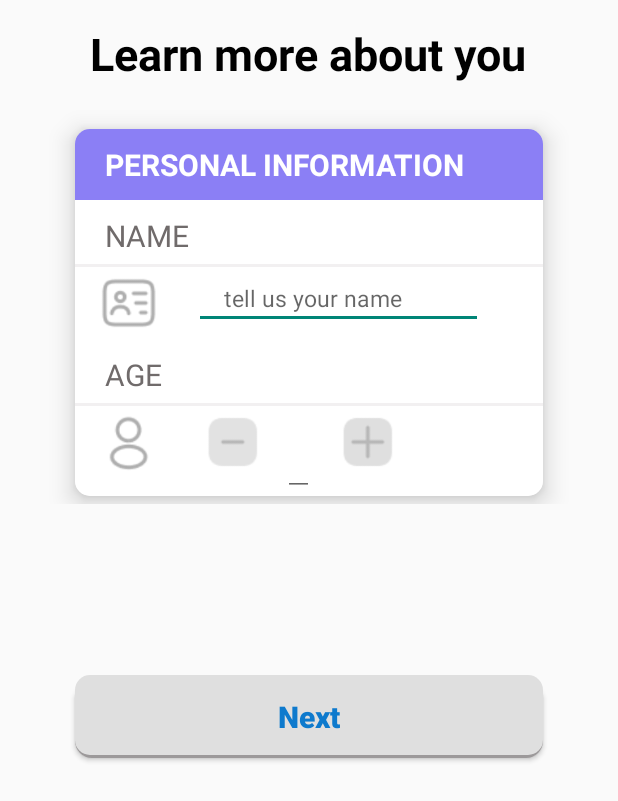
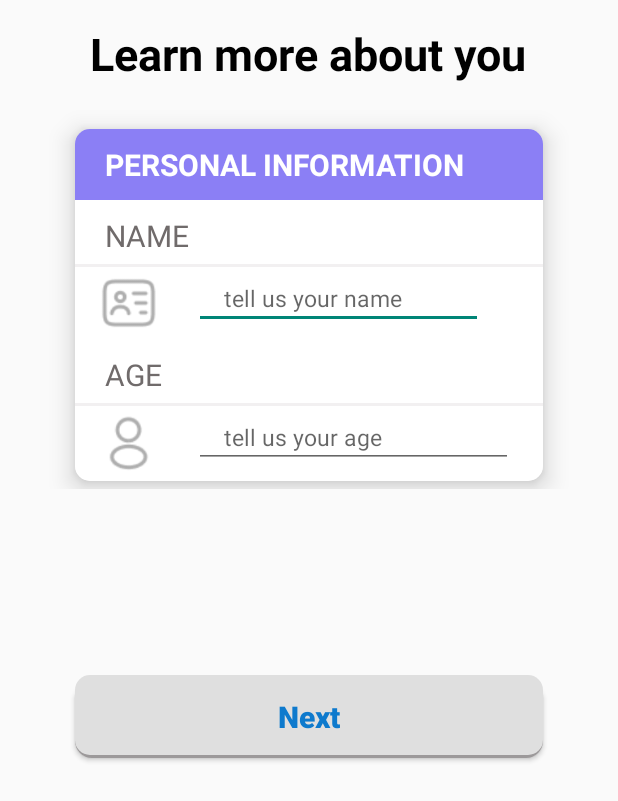
Before and after one commit to FishCatCake/PEIII_Assignment, an Android app: the layout fragment_register_2.xml on its own in the app's theme, with its tools: preview values and no code run, on a phone screen of 412 x 824 dp. Shown: the top 801 px of the screen. Run offline under Robolectric (Android 15) with nearby library versions, the phone set to English and light mode, and no system bars.

Commit message:
1.1
login/register

```diff
--- a/app/src/main/res/layout/fragment_login.xml
+++ b/app/src/main/res/layout/fragment_login.xml
@@ -55,6 +55,7 @@
                 <EditText
                     android:layout_width="match_parent"
                     android:layout_height="wrap_content"
+                    android:inputType="textPassword"
                     android:background="@drawable/login_edit_bcg"
                     android:padding="20dp"
                     android:drawableStart="@drawable/ic_password"
--- a/app/src/main/res/layout/fragment_register_2.xml
+++ b/app/src/main/res/layout/fragment_register_2.xml
@@ -117,38 +117,50 @@
                             android:scaleX="0.8"
                             android:scaleY="0.8" />
 
-                        <ImageButton
-                            android:id="@+id/register_age_minus"
-                            android:layout_width="wrap_content"
+<!--                        <ImageButton-->
+<!--                            android:id="@+id/register_age_minus"-->
+<!--                            android:layout_width="wrap_content"-->
+<!--                            android:layout_height="wrap_content"-->
+<!--                            android:background="@color/white"-->
+<!--                            android:layout_toEndOf="@+id/register_age_ic"-->
+<!--                            android:src="@drawable/register_age_minus"-->
+<!--                            android:scaleX="0.8"-->
+<!--                            android:scaleY="0.8"-->
+<!--                            android:layout_marginLeft="20dp" />-->
+
+<!--                        <EditText-->
+<!--                            android:id="@+id/register_age_num"-->
+<!--                            android:layout_width="wrap_content"-->
+<!--                            android:layout_height="wrap_content"-->
+<!--                            android:layout_toEndOf="@id/register_age_minus"-->
+<!--                            android:layout_marginTop="5dp"-->
+<!--                            android:layout_marginLeft="10dp"-->
+<!--                            android:textSize="24sp"-->
+<!--                            android:fontFamily="@font/roboto" />-->
+<!--&lt;!&ndash;                        android:text="@={myViewModel.inputAge}"&ndash;&gt;-->
+
+<!--                        <ImageButton-->
+<!--                            android:id="@+id/register_age_add"-->
+<!--                            android:layout_width="wrap_content"-->
+<!--                            android:layout_height="wrap_content"-->
+<!--                            android:background="@color/white"-->
+<!--                            android:layout_toEndOf="@+id/register_age_num"-->
+<!--                            android:src="@drawable/register_age_add"-->
+<!--                            android:scaleX="0.8"-->
+<!--                            android:scaleY="0.8"-->
+<!--                            android:layout_marginLeft="10dp" />-->
+                        <EditText
+                            android:layout_width="match_parent"
                             android:layout_height="wrap_content"
-                            android:background="@color/white"
-                            android:layout_toEndOf="@+id/register_age_ic"
-                            android:src="@drawable/register_age_minus"
-                            android:scaleX="0.8"
-                            android:scaleY="0.8"
-                            android:layout_marginLeft="20dp" />
-
-                        <EditText
-                            android:id="@+id/register_age_num"
-                            android:layout_width="wrap_content"
-                            android:layout_height="wrap_content"
-                            android:layout_toEndOf="@id/register_age_minus"
-                            android:layout_marginTop="7dp"
-                            android:layout_marginLeft="10dp"
-                            android:textSize="24sp"
-                            android:fontFamily="@font/roboto" />
-<!--                        android:text="@={myViewModel.inputAge}"-->
-
-                        <ImageButton
-                            android:id="@+id/register_age_add"
-                            android:layout_width="wrap_content"
-                            android:layout_height="wrap_content"
-                            android:background="@color/white"
-                            android:layout_toEndOf="@+id/register_age_num"
-                            android:src="@drawable/register_age_add"
-                            android:scaleX="0.8"
-                            android:scaleY="0.8"
-                            android:layout_marginLeft="10dp" />
+                            android:paddingEnd="@dimen/card_title_padding_left_right"
+                            android:paddingStart="@dimen/card_title_padding_left_right"
+                            android:padding="10dp"
+                            android:textSize="15dp"
+                            android:id="@+id/user_age"
+                            android:hint="@string/tell_us_your_age"
+                            android:layout_marginLeft="20dp"
+                            android:layout_marginRight="20dp"
+                            android:layout_toEndOf="@id/register_age_ic" />
                     </RelativeLayout>
 
                 </LinearLayout>
--- a/app/src/main/res/values/strings.xml
+++ b/app/src/main/res/values/strings.xml
@@ -206,6 +206,7 @@
     <string name="_3_3">3/3</string>
     <string name="start_tracking_your_period_here">Start tracking your period here!</string>
     <string name="help_log_your_hpv_appointment">Help log your HPV appointment!</string>
+    <string name="tell_us_your_age">tell us your age</string>
 
 
 </resources>
```
